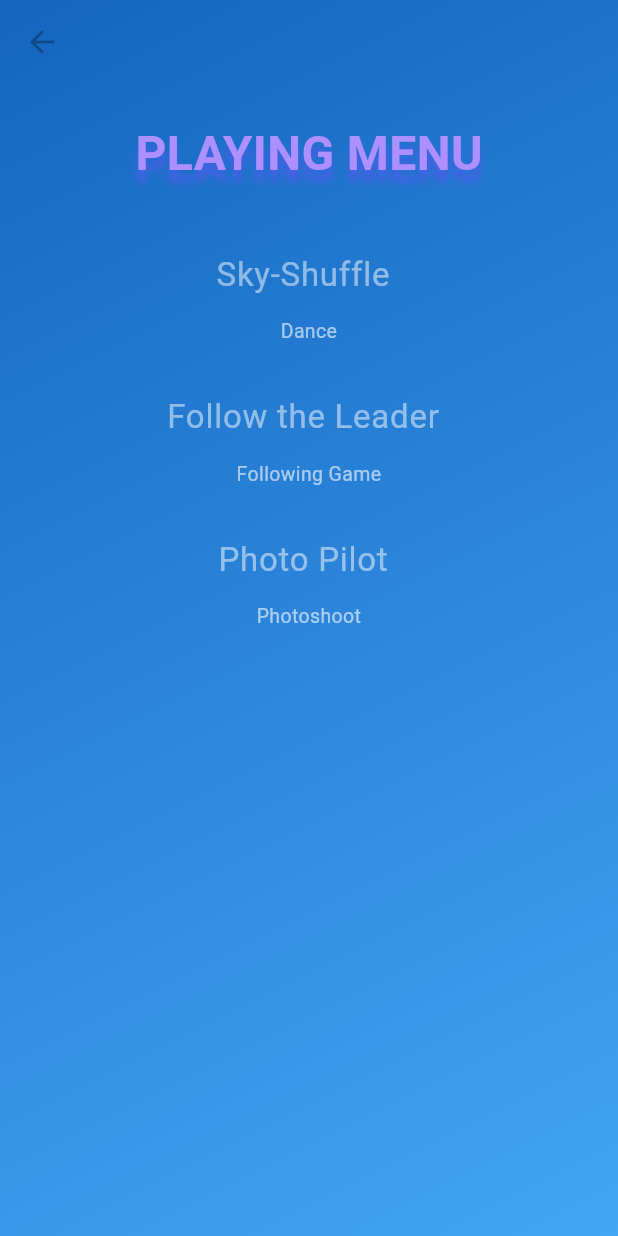
After one commit to Inderjit-S/COMP-490, a Flutter app: the screen it shows after launch, after a tap on "Playing Menu", on a phone screen of 412 x 824 dp. The commit adds this screen. Run offline on Flutter 3.47's test engine with Material 3 defaults, Android fonts, the phone set to English and light mode, and no system bars; our stand-ins replace google_fonts.

Commit message:
Created TempHomeScreen , PlayingMenuScreen, FoodMenuScreen

```diff
--- a/lib/main.dart
+++ b/lib/main.dart
@@ -1,6 +1,9 @@
 import 'package:aerogotchi/screen/homescreen.dart';
 import 'package:aerogotchi/screen/idlescreen.dart';
 import 'package:aerogotchi/screen/loginscreen.dart';
+import 'package:aerogotchi/screen/playingmenuscreen.dart';
+import 'package:aerogotchi/screen/foodmenuscreen.dart';
+import 'package:aerogotchi/screen/temphomescreen.dart';
 import 'package:flutter/material.dart';
 
 void main() {
@@ -31,9 +34,10 @@ class MyApp extends StatelessWidget {
         //
         // This works for code too, not just values: Most code changes can be
         // tested with just a hot reload.
-       primarySwatch: Colors.blue,
+        primarySwatch: Colors.blue,
       ),
-      home: const IdleScreen(),
+      home: const TempScreen(), // Temp screen to test shit out
+      //home: const IdleScreen(),
     );
   }
 }
--- a/lib/screen/homescreen.dart
+++ b/lib/screen/homescreen.dart
@@ -1,11 +1,10 @@
 import 'package:aerogotchi/screen/loginscreen.dart';
 import 'package:flutter/material.dart';
-
 
 //no usabability yet. Will be updated.
 
 class HomeScreen extends StatefulWidget {
-  const HomeScreen({Key? key}) : super (key: key);
+  const HomeScreen({Key? key}) : super(key: key);
 
   @override
   State<HomeScreen> createState() => _HomeScreenState();
@@ -14,7 +13,7 @@ class HomeScreen extends StatefulWidget {
 class _HomeScreenState extends State<HomeScreen> {
   @override
   Widget build(BuildContext context) {
-    return  Scaffold(
+    return Scaffold(
       body: Center(
         child: ElevatedButton(
           child: Text("Logout"),
--- /dev/null
+++ b/lib/screen/playingmenuscreen.dart
@@ -0,0 +1,321 @@
+import 'package:flutter/material.dart';
+
+class PlayingMenuScreen extends StatefulWidget {
+  const PlayingMenuScreen({Key? key}) : super(key: key);
+
+  @override
+  _PlayingMenuScreenState createState() => _PlayingMenuScreenState();
+}
+
+class _PlayingMenuScreenState extends State<PlayingMenuScreen> {
+  int selectedOptionIndex = -1; // Initialize with no selected option
+
+  @override
+  Widget build(BuildContext context) {
+    // Get screen height
+    final screenHeight = MediaQuery.of(context).size.height;
+
+    return Scaffold(
+      appBar: PreferredSize(
+        preferredSize: Size.fromHeight(130.0), // Increased height of app bar
+        child: AppBar(
+          backgroundColor:
+              Colors.transparent, // Set app bar background to transparent
+          elevation: 0, // Remove app bar elevation
+          flexibleSpace: Container(
+            padding: const EdgeInsets.only(top: 75.0), // Adjust top padding
+            child: Center(
+              child: Text(
+                'PLAYING MENU',
+                style: TextStyle(
+                  color: Color(0xFFAC90FF),
+                  fontSize: 32.0, // Increased font size
+                  fontWeight: FontWeight.bold,
+                  shadows: [
+                    Shadow(
+                      color: Color(0xFF4660E8),
+                      offset: Offset(
+                          0, 8), // Adjust the offset to create a lifting effect
+                      blurRadius:
+                          6, // Increase blur radius for a more prominent shadow
+                    ),
+                  ],
+                ),
+              ),
+            ),
+          ),
+          leading: IconButton(
+            icon: Icon(Icons.arrow_back),
+            onPressed: () {
+              // Navigate back to the previous screen
+              Navigator.pop(context);
+            },
+            color: Color.fromARGB(68, 0, 0, 0)
+                .withOpacity(0.3), // Lower opacity of back button
+          ),
+        ),
+      ),
+      extendBodyBehindAppBar: true, // Extend body behind app bar
+      body: Container(
+        width: double.infinity,
+        height: double.infinity,
+        decoration: BoxDecoration(
+          gradient: LinearGradient(
+            begin: Alignment.topLeft,
+            end: Alignment.bottomRight,
+            colors: [
+              Colors.blue[800]!,
+              Colors.blue[400]!,
+            ],
+          ),
+        ),
+        child: Column(
+          crossAxisAlignment: CrossAxisAlignment.center,
+          children: <Widget>[
+            SizedBox(
+              height: 25, // Adjust the space between app bar and menu options
+            ),
+            Expanded(
+              child: ListView(
+                itemExtent: 95.0, // Fixed height for each menu option
+                children: <Widget>[
+                  buildListTile(0, 'Sky-Shuffle', 'Dance'),
+                  buildListTile(1, 'Follow the Leader', 'Following Game'),
+                  buildListTile(2, 'Photo Pilot', 'Photoshoot'),
+                ],
+              ),
+            ),
+            // Show description if an option is selected
+            if (selectedOptionIndex != -1)
+              Padding(
+                padding: const EdgeInsets.fromLTRB(
+                    20.0, 0, 20.0, 20.0), // Adjust bottom inset
+                child: Container(
+                  child: Text(
+                    getDescription(selectedOptionIndex),
+                    style: TextStyle(
+                      color: Colors.white.withOpacity(0.7),
+                      fontSize: 18.0, // Increased font size for description
+                    ),
+                    textAlign: TextAlign.center,
+                  ),
+                ),
+              ),
+            // Show Go button if an option is selected
+            if (selectedOptionIndex != -1)
+              Padding(
+                padding: const EdgeInsets.only(
+                    bottom: 16.0, left: 16.0, right: 16.0),
+                child: Container(
+                  width: double.infinity,
+                  child: TextButton(
+                    onPressed: () {
+                      // Navigate to the temporary screen for the selected option
+                      Navigator.push(
+                        context,
+                        MaterialPageRoute(
+                            builder: (context) =>
+                                getTempScreen(selectedOptionIndex)),
+                      );
+                    },
+                    style: ButtonStyle(
+                      padding: MaterialStateProperty.all<EdgeInsets>(
+                        EdgeInsets.symmetric(
+                            vertical: 40,
+                            horizontal: 40), // Adjust inset padding
+                      ),
+                      backgroundColor:
+                          MaterialStateProperty.all<Color>(Colors.transparent),
+                      foregroundColor: MaterialStateProperty.resolveWith<Color>(
+                        (Set<MaterialState> states) {
+                          if (states.contains(MaterialState.pressed)) {
+                            return Colors
+                                .white; // Change color to white when hovered
+                          }
+                          return Colors.white.withOpacity(0.2); // Default color
+                        },
+                      ),
+                      side: MaterialStateProperty.all<BorderSide>(
+                          BorderSide(color: Colors.white.withOpacity(0.05))),
+                      shape: MaterialStateProperty.all<OutlinedBorder>(
+                        RoundedRectangleBorder(
+                          borderRadius: BorderRadius.horizontal(),
+                        ),
+                      ),
+                    ),
+                    child: Text(
+                      'Go',
+                      style: TextStyle(
+                        fontSize: 24,
+                        fontWeight: FontWeight.bold,
+                        fontStyle: FontStyle.italic,
+                      ),
+                    ),
+                  ),
+                ),
+              ),
+          ],
+        ),
+      ),
+    );
+  }
+
+  // Widget to build each menu option
+  Widget buildListTile(int index, String title, String description) {
+    return Column(
+      crossAxisAlignment: CrossAxisAlignment.start,
+      children: [
+        ListTile(
+          title: Center(
+            child: Text(
+              title,
+              style: TextStyle(
+                color: selectedOptionIndex == index
+                    ? Colors.white
+                    : Colors.white.withOpacity(0.5),
+                fontWeight: selectedOptionIndex == index
+                    ? FontWeight.bold
+                    : FontWeight.normal,
+                fontSize: 22.0, // Increased font size for options
+                shadows: selectedOptionIndex == index
+                    ? [
+                        BoxShadow(
+                          color: Colors.black.withOpacity(0.3),
+                          spreadRadius: 2,
+                          blurRadius: 4,
+                          offset: Offset(0, 2),
+                        ),
+                      ]
+                    : [], // Apply shadow if selected
+              ),
+            ),
+          ),
+          onTap: () {
+            setState(() {
+              selectedOptionIndex = index;
+            });
+          },
+        ),
+        SizedBox(height: 0.5), // Adjust the space between title and description
+        Center(
+          child: Padding(
+            padding: const EdgeInsets.symmetric(horizontal: 16.0),
+            child: Text(
+              description,
+              style: TextStyle(
+                color: Color.fromRGBO(255, 255, 255, 0.525).withOpacity(0.6),
+                fontSize: 13.0, // Font size for description
+              ),
+              textAlign: TextAlign.center,
+            ),
+          ),
+        ),
+      ],
+    );
+  }
+
+  // Method to get description based on index
+  String getDescription(int index) {
+    switch (index) {
+      case 0:
+        return '"Sky-Shuffle is a high-flying dance experience!"';
+      case 1:
+        return '"Follow the Leader is a fun following game!"';
+      case 2:
+        return '"Photo Pilot is an exciting photo shoot adventure!"';
+      default:
+        return '';
+    }
+  }
+
+  // Method to get title based on index
+  String getTitle(int index) {
+    switch (index) {
+      case 0:
+        return 'Sky-Shuffle';
+      case 1:
+        return 'Follow the Leader';
+      case 2:
+        return 'Photo Pilot';
+      default:
+        return '';
+    }
+  }
+
+  // Method to get temporary screen based on index
+  Widget getTempScreen(int index) {
+    switch (index) {
+      case 0:
+        return TempScreenPM1(optionName: getTitle(index));
+      case 1:
+        return TempScreenPM2(optionName: getTitle(index));
+      case 2:
+        return TempScreenPM3(optionName: getTitle(index));
+      default:
+        return Container();
+    }
+  }
+}
+
+class TempScreenPM1 extends StatelessWidget {
+  final String optionName;
+
+  const TempScreenPM1({Key? key, required this.optionName}) : super(key: key);
+
+  @override
+  Widget build(BuildContext context) {
+    return Scaffold(
+      appBar: AppBar(
+        title: Text(optionName),
+      ),
+      body: Center(
+        child: Text(
+          'This is a temporary screen for $optionName',
+          style: TextStyle(fontSize: 24),
+        ),
+      ),
+    );
+  }
+}
+
+class TempScreenPM2 extends StatelessWidget {
+  final String optionName;
+
+  const TempScreenPM2({Key? key, required this.optionName}) : super(key: key);
+
+  @override
+  Widget build(BuildContext context) {
+    return Scaffold(
+      appBar: AppBar(
+        title: Text(optionName),
+      ),
+      body: Center(
+        child: Text(
+          'This is a temporary screen for $optionName',
+          style: TextStyle(fontSize: 24),
+        ),
+      ),
+    );
+  }
+}
+
+class TempScreenPM3 extends StatelessWidget {
+  final String optionName;
+
+  const TempScreenPM3({Key? key, required this.optionName}) : super(key: key);
+
+  @override
+  Widget build(BuildContext context) {
+    return Scaffold(
+      appBar: AppBar(
+        title: Text(optionName),
+      ),
+      body: Center(
+        child: Text(
+          'This is a temporary screen for $optionName',
+          style: TextStyle(fontSize: 24),
+        ),
+      ),
+    );
+  }
+}
--- /dev/null
+++ b/lib/screen/temphomescreen.dart
@@ -0,0 +1,83 @@
+import 'package:aerogotchi/screen/foodmenuscreen.dart';
+import 'package:flutter/material.dart';
+import 'playingmenuscreen.dart'; // Import PlayingMenuScreen
+
+class TempScreen extends StatefulWidget {
+  const TempScreen({Key? key}) : super(key: key);
+
+  @override
+  _TempScreenState createState() => _TempScreenState();
+}
+
+class _TempScreenState extends State<TempScreen> {
+  @override
+  Widget build(BuildContext context) {
+    return Scaffold(
+      appBar: AppBar(
+        title: Text('Temporary Screen'),
+      ),
+      body: Center(
+        child: Column(
+          mainAxisAlignment: MainAxisAlignment.center,
+          children: [
+            MenuButton(
+              title: 'Playing Menu',
+              onPressed: () {
+                // Navigate to PlayingMenuScreen
+                Navigator.push(
+                  context,
+                  MaterialPageRoute(builder: (context) => PlayingMenuScreen()),
+                );
+              },
+            ),
+            MenuButton(
+              title: 'Food Menu',
+              onPressed: () {
+                Navigator.push(
+                  context,
+                  MaterialPageRoute(builder: (context) => FoodMenuScreen()),
+                );
+              },
+            ),
+            MenuButton(
+              title: 'Option 1',
+              onPressed: () {
+                // Add navigation or functionality for Option 1
+              },
+            ),
+            MenuButton(
+              title: 'Option 2',
+              onPressed: () {
+                // Add navigation or functionality for Option 2
+              },
+            ),
+            MenuButton(
+              title: 'Option 3',
+              onPressed: () {
+                // Add navigation or functionality for Option 3
+              },
+            ),
+          ],
+        ),
+      ),
+    );
+  }
+}
+
+class MenuButton extends StatelessWidget {
+  final String title;
+  final VoidCallback onPressed;
+
+  const MenuButton({
+    required this.title,
+    required this.onPressed,
+  });
+
+  @override
+  Widget build(BuildContext context) {
+    return ElevatedButton(
+      onPressed: onPressed,
+      child: Text(title),
+    );
+  }
+}
```
Also changed, not shown: lib/screen/foodmenuscreen.dart (added, +202 -0 lines). Lines whose indentation alone changed are shown as unchanged.
